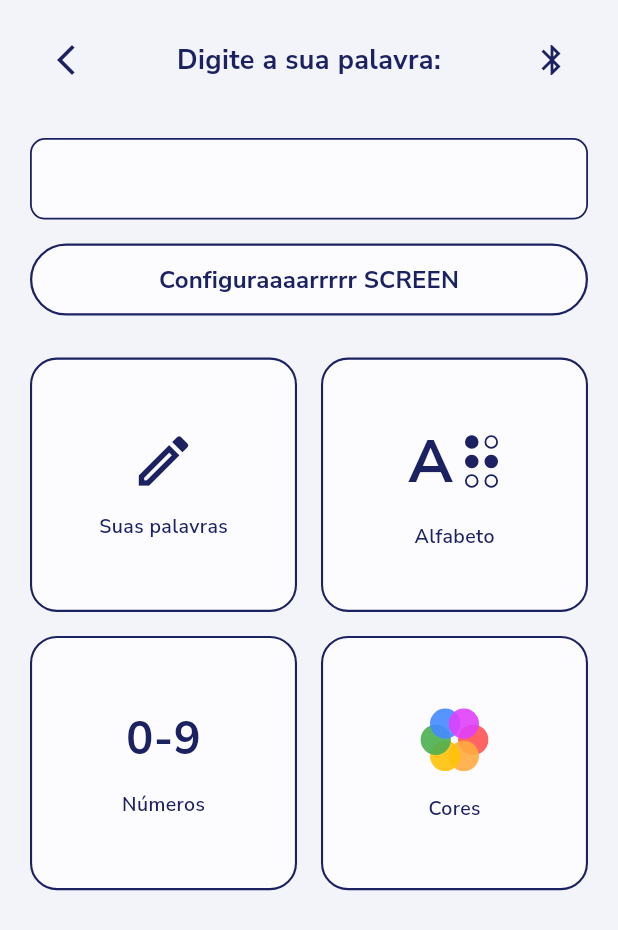
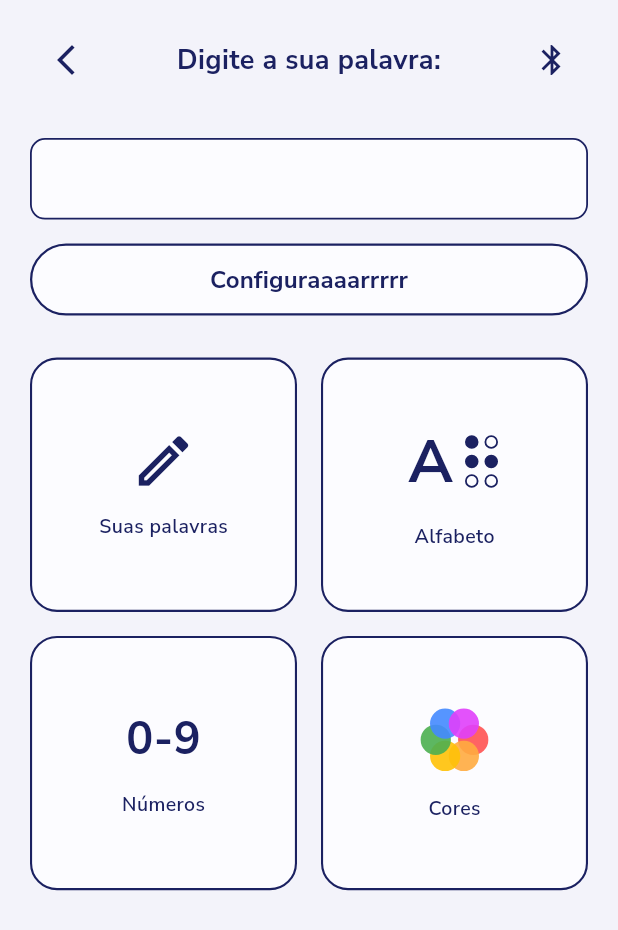
Before and after one commit to Guiprogramador14/Dedole, a Flutter app: the TelaConfig screen opened directly, on a phone screen of 412 x 824 dp. Shown: the top 930 px of the screen. Run offline on Flutter 3.47's test engine with Material 3 defaults, Android fonts, the light colour scheme and no system bars; our stand-ins replace flutter_blue_plus, flutter_svg.

Commit message:
commit bb

```diff
--- a/lib/screens/configurações_screen.dart
+++ b/lib/screens/configurações_screen.dart
@@ -130,7 +130,7 @@ class _TelaConfigState extends State<TelaConfig> {
           ),
         ),
         child: const Text(
-          'Configuraaaarrrrr SCREEN',
+          'Configuraaaarrrrr',
           style: TextStyle(
             color: AppColors.navy,
             fontSize: 16,
```
